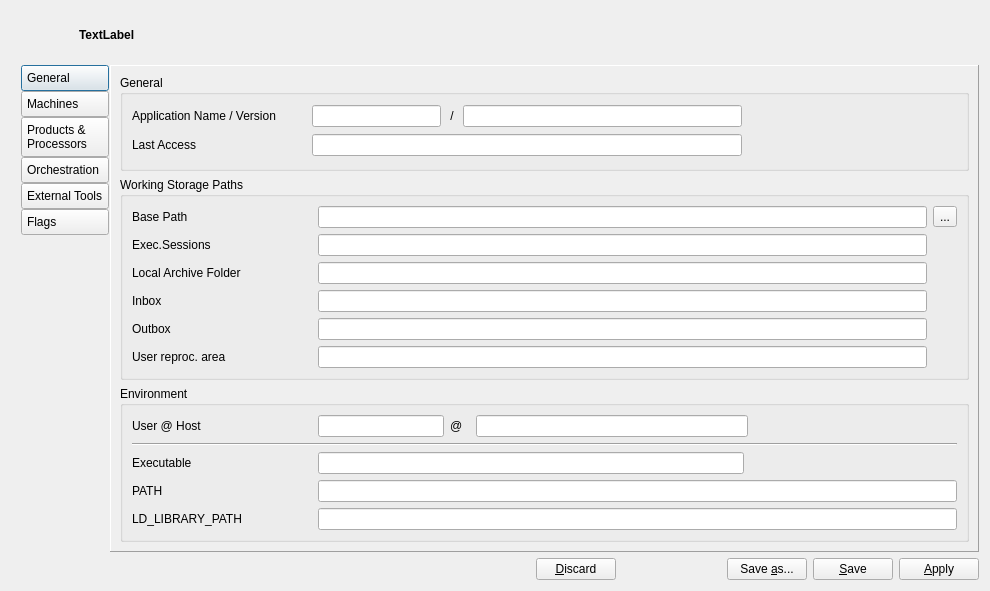
This is qpfhmi/configtool.ui in jc-gonzalez/qpfnn as Qt 5 draws it before an edit. The edited form follows.
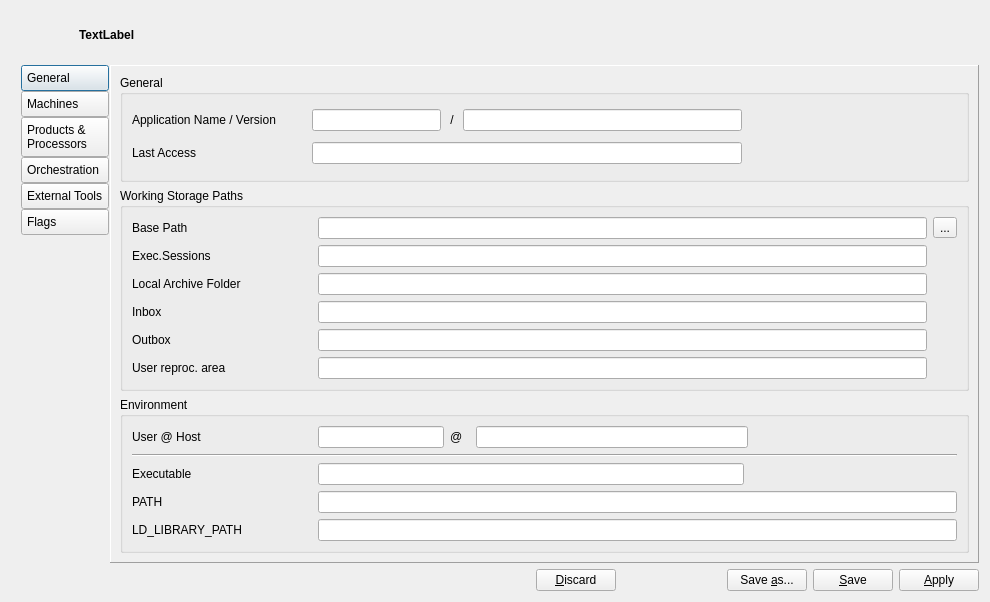
This is the edited form. The open tabs and pages were chosen to show the change. Icons and pictures are not drawn.

```diff
--- a/qpfhmi/configtool.ui
+++ b/qpfhmi/configtool.ui
@@ -7,7 +7,7 @@
     <x>0</x>
     <y>0</y>
     <width>990</width>
-    <height>591</height>
+    <height>602</height>
    </rect>
   </property>
   <property name="windowTitle">
```
Left out of the diff: 16 changed lines with no effect on the pictures.
